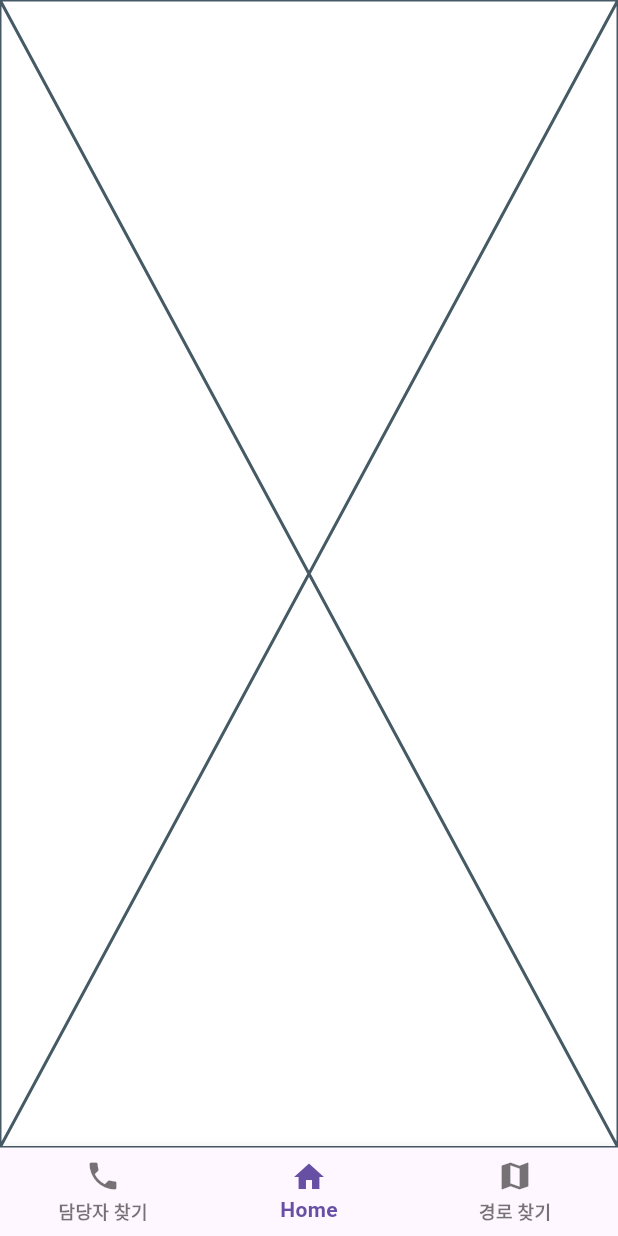
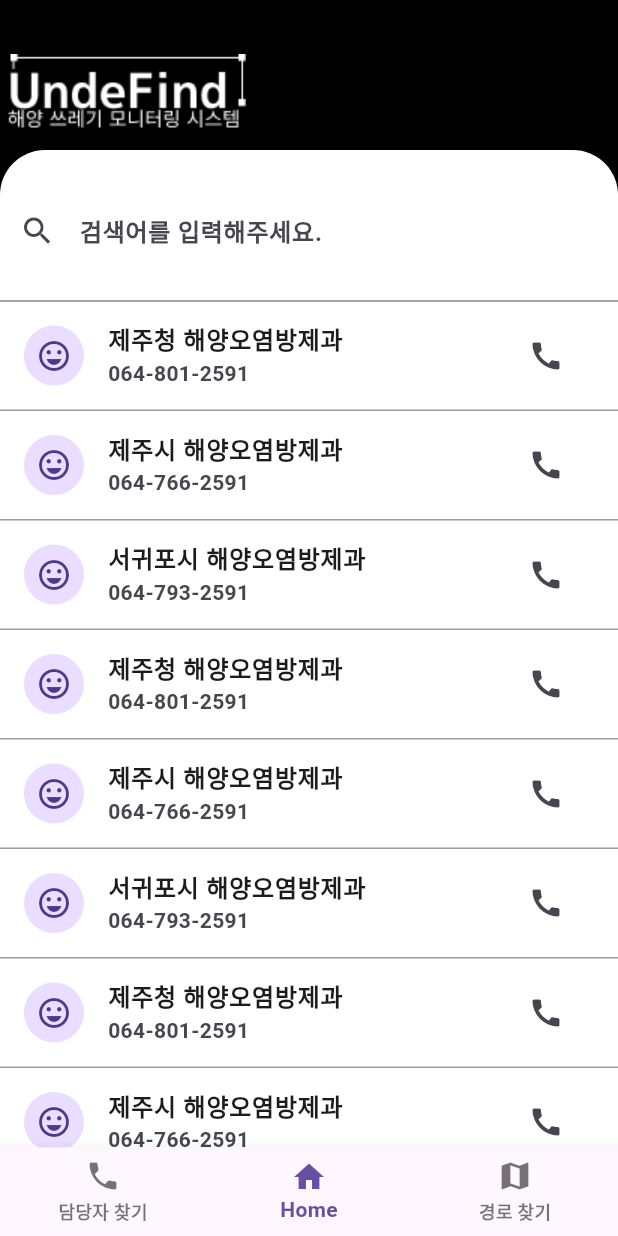
Before and after one commit to Nonani/UndeFind, a Flutter app: the screen it shows after launch, on a phone screen of 412 x 824 dp. Run offline on Flutter 3.47's test engine with Material 3 defaults, Android fonts, the phone set to English and light mode, and no system bars; our stand-ins replace flutter_dotenv, logger, webview_flutter; missing offline and left inert: kakao_map_plugin.

Commit message:
feat : phone_book_screen 완료

```diff
--- a/lib/presentation/screens/phone_book_screen.dart
+++ b/lib/presentation/screens/phone_book_screen.dart
@@ -1,11 +1,154 @@
 import 'package:flutter/material.dart';
+import 'package:url_launcher/url_launcher.dart';
 
-class PhoneBookScreen extends StatelessWidget {
-  const PhoneBookScreen({super.key});
+class PhoneBookScreen extends StatefulWidget {
+  const PhoneBookScreen({Key? key}) : super(key: key);
 
+  @override
+  _PhoneBookScreenState createState() => _PhoneBookScreenState();
+}
+
+class _PhoneBookScreenState extends State<PhoneBookScreen> {
+  List<Contact> contacts = [];
+
+  TextEditingController searchController = TextEditingController();
+
+  @override
+  void initState() {
+    super.initState();
+    contacts = buildContacts();
+  }
 
   @override
   Widget build(BuildContext context) {
-    return const Placeholder();
+    final sizeX = MediaQuery.of(context).size.width;
+    final sizeY = MediaQuery.of(context).size.height;
+
+    return Container(
+      width: sizeX,
+      height: sizeY,
+      color: Colors.black,
+      child: SingleChildScrollView(
+        child: Column(
+          children: [
+            Container(
+              height: 100,
+              color: Colors.black,
+              padding: EdgeInsets.only(top: 30, left: 5),
+              child: Row(
+                children: [
+                  Align(
+                    alignment: Alignment.centerLeft, // 왼쪽 정렬을 위해 Alignment.centerLeft 사용
+                    child: Image.asset('assets/images/logo.png', color: Colors.white),
+                  ),
+                ],
+              )
+            ),
+            Container(
+              padding: EdgeInsets.only(top: 30),
+              child: TextField(
+                controller: searchController,
+                onChanged: (value) {
+                  filterContacts(value);
+                },
+                decoration: InputDecoration(
+                  hintText: '검색어를 입력해주세요.',
+                  border: InputBorder.none,
+                  icon: Padding(
+                    padding: EdgeInsets.only(left: 13),
+                    child: Icon(Icons.search),
+                  ),
+                ),
+              ),
+              height: 100,
+              decoration: BoxDecoration(
+                color: Colors.white,
+                borderRadius: BorderRadius.only(
+                  topLeft: Radius.circular(30),
+                  topRight: Radius.circular(30),
+                ),
+              ),
+            ),
+            Divider(
+              height: 1,
+              color: Colors.grey,
+            ),
+            Container(
+              color: Colors.white,
+              width: sizeX,
+              height: sizeY,
+              child: ListView.separated(
+                itemCount: contacts.length,
+                itemBuilder: (BuildContext context, int index) {
+                  return ListTile(
+                    title: Text(contacts[index].name),
+                    subtitle: Text(contacts[index].number),
+                    leading: CircleAvatar(
+                      child: Icon(contacts[index].icon),
+                    ),
+                    trailing: IconButton(
+                      icon: Icon(Icons.call),
+                      onPressed: () {
+                        launchUrl(Uri.parse('tel:' + contacts[index].number));
+                      },
+                    ),
+                  );
+                },
+                separatorBuilder: (BuildContext context, int index) {
+                  return Divider(
+                    height: 1,
+                    color: Colors.grey,
+                  );
+                },
+              ),
+            ),
+          ],
+        ),
+      ),
+    );
+  }
+
+  void launchUrl(Uri uri) async {
+    if (await canLaunch(uri.toString())) {
+      await launch(uri.toString());
+    } else {
+      throw 'Could not launch $uri';
+    }
+  }
+
+  List<Contact> buildContacts() {
+    List<Contact> contacts = [];
+    // 전화번호부
+
+    for (int i = 0; i< 20; i++) {
+      contacts.add(Contact(
+          '제주청 해양오염방제과', '064-801-2591', Icons.sentiment_very_satisfied));
+      contacts.add(Contact(
+          '제주시 해양오염방제과', '064-766-2591', Icons.sentiment_very_satisfied));
+      contacts.add(Contact(
+          '서귀포시 해양오염방제과', '064-793-2591', Icons.sentiment_very_satisfied));
+    }
+    return contacts;
+  }
+
+  void filterContacts(String query) {
+    setState(() {
+      if (query.isEmpty) {
+        contacts = buildContacts();
+      } else {
+        contacts = buildContacts()
+            .where((contact) =>
+        contact.name.toLowerCase().contains(query.toLowerCase()) ||
+            contact.number.contains(query))
+            .toList();
+      }
+    });
   }
 }
+
+class Contact {
+  String name;
+  String number;
+  IconData icon;
+  Contact(this.name, this.number, this.icon);
+}
```
Also changed, not shown: 1 other file.
